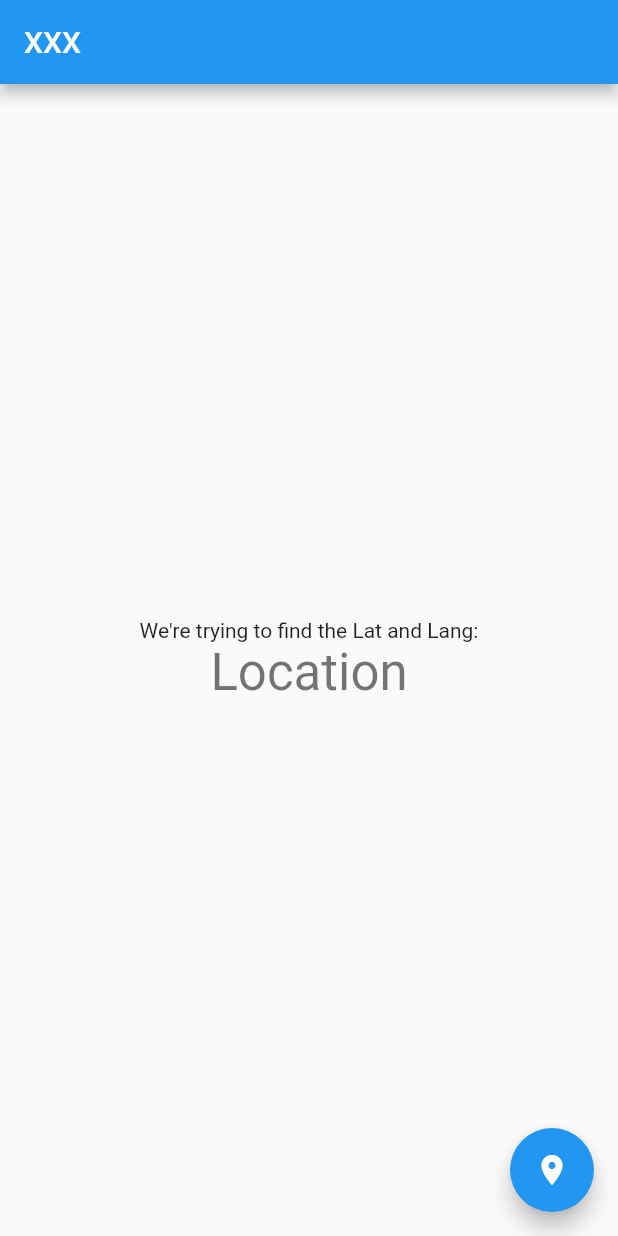
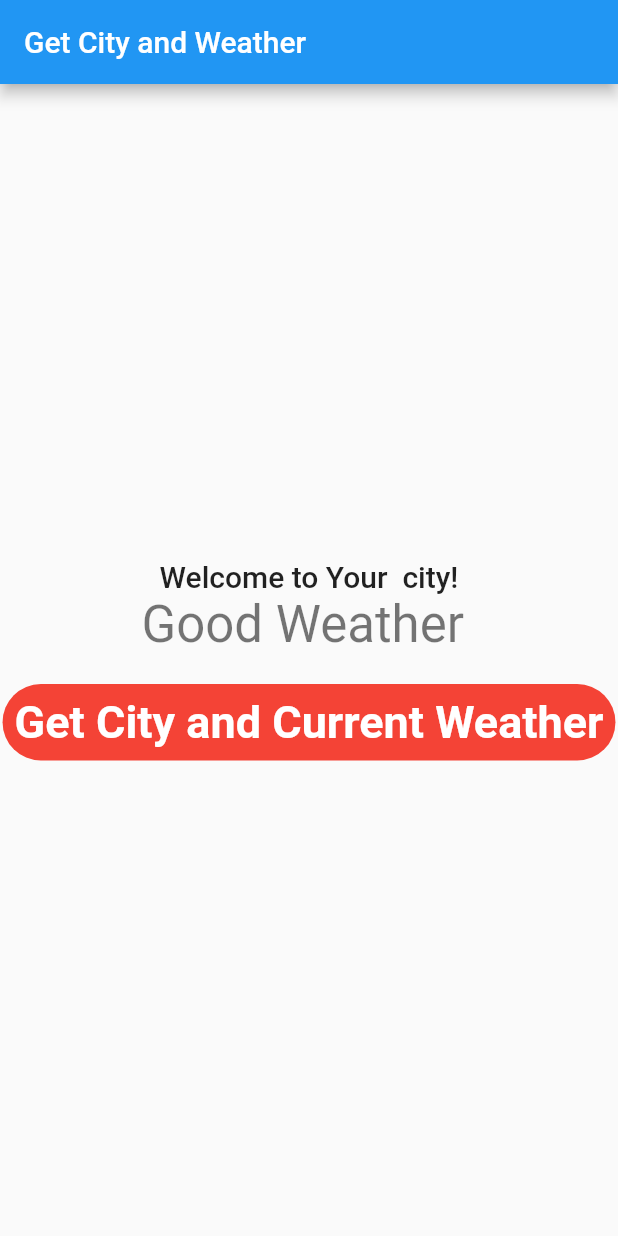
Before and after one commit to sanjibsinha/with_her, a Flutter app: the screen it shows after launch, on a phone screen of 412 x 824 dp. Run offline on Flutter 3.47's test engine with Material 2 defaults, Android fonts, the phone set to English and light mode, and no system bars; our stand-ins replace geolocator.

Commit message:
Working and Final

```diff
--- a/lib/view/my_app_home.dart
+++ b/lib/view/my_app_home.dart
@@ -1,7 +1,7 @@
 import 'dart:convert';
+import 'dart:ui';
 import 'package:flutter/material.dart';
 import 'package:http/http.dart' as http;
-import 'package:with_her/model/location.dart';
 
 class MyAppHome extends StatefulWidget {
   const MyAppHome({Key? key, required this.title}) : super(key: key);
@@ -13,79 +13,105 @@ class MyAppHome extends StatefulWidget {
 }
 
 class _MyAppHomeState extends State<MyAppHome> {
-  var apiKey = '4d3565f5da5cc784bf9f20f990fb8399';
-  double lat = 22.5892652;
-  double lon = 88.3056119;
+  String apiKey = 'Your Key';
+  double lat = 40.7128;
+  double lon = 74.0060;
 
-  @override
-  void initState() {
-    // TODO: implement initState
-    super.initState();
-    getData();
-  }
-
-  void getData() async {
-    final httpsUri = Uri(
-        scheme: 'https',
-        host: 'api.openweathermap.org',
-        path: 'data/2.5/weather',
-        fragment: 'numbers');
-    /* var uri = Uri.http(
-        'http://api.openweathermap.org/data/2.5/weather?lat=$lat&$lon&appid=$apiKey',
-        unencodedPath); */
+  Future<String> getCityName() async {
+    final httpsUri = Uri.http('api.openweathermap.org', '/data/2.5/weather', {
+      'lat': '$lat',
+      'lon': '$lon',
+      'appid': apiKey,
+    });
 
     var request = await http.get(httpsUri);
     if (request.statusCode == 200) {
       String data = request.body.toString();
       var city = jsonDecode(data)['name'];
-      var description = jsonDecode(data)['weather'][0]['description'];
-      print('Welcome to $city city!');
-      print('Weather: $description');
+
+      return city;
     } else {
-      print(request.statusCode);
-      print(
-          'Latitude is: $lat *** Longitude is: $lon'); // this prints longitude and latitude values
-      print(
-          'request $httpsUri'); // when I entered the url in postman, I'm getting the same error 400
+      return '${request.statusCode}';
     }
   }
 
-  void getLocation() async {
-    UserLocation location = UserLocation();
-    await location.getLocationWithGeolocator();
-    lat = location.latitude;
-    lon = location.longitude;
-    getData();
+  Future<String> getWeather() async {
+    final httpsUri = Uri.http('api.openweathermap.org', '/data/2.5/weather', {
+      'lat': '$lat',
+      'lon': '$lon',
+      'appid': apiKey,
+    });
+
+    var request = await http.get(httpsUri);
+    if (request.statusCode == 200) {
+      String data = request.body.toString();
+      var description = jsonDecode(data)['weather'][0]['description'];
+
+      return description;
+    } else {
+      return '${request.statusCode}';
+    }
   }
+
+  String city = 'Your ';
+  String description = 'Good Weather ';
 
   @override
   Widget build(BuildContext context) {
+    //var city = getData();
     return Scaffold(
       appBar: AppBar(
-        title: const Text('XXX'),
+        title: const Text('Get City and Weather'),
       ),
       body: Center(
         child: Column(
           mainAxisAlignment: MainAxisAlignment.center,
           children: <Widget>[
-            const Text(
-              'We\'re trying to find the Lat and Lang:',
+            Text(
+              'Welcome to ${city.toString()} city!',
+              style: Theme.of(context).textTheme.headline6,
             ),
             Text(
-              'Location',
+              description.toString(),
               style: Theme.of(context).textTheme.headline4,
             ),
+            const SizedBox(
+              height: 20.0,
+            ),
+            TextButton(
+              onPressed: () {
+                getCityName().then((String result) {
+                  setState(() {
+                    city = result;
+                  });
+                });
+                getWeather().then((String result) {
+                  setState(() {
+                    description = result;
+                  });
+                });
+              },
+              child: const Text(
+                'Get City and Current Weather',
+                style: TextStyle(
+                  color: Colors.white,
+                  fontSize: 30.0,
+                  fontWeight: FontWeight.bold,
+                ),
+              ),
+              style: ButtonStyle(
+                backgroundColor: MaterialStateProperty.all(Colors.red),
+                shape: MaterialStateProperty.all(
+                  RoundedRectangleBorder(
+                    borderRadius: BorderRadius.circular(30.0),
+                  ),
+                ),
+              ),
+            )
           ],
         ),
       ),
-      floatingActionButton: FloatingActionButton(
-        onPressed: () {
-          getLocation();
-          getData();
-        },
-        tooltip: 'Get Location',
-        child: const Icon(Icons.location_on),
-      ), // This trailing comma makes auto-formatting nicer for build methods.
+      // This trailing comma makes auto-formatting nicer for build methods.
     );
   }
 }
```
